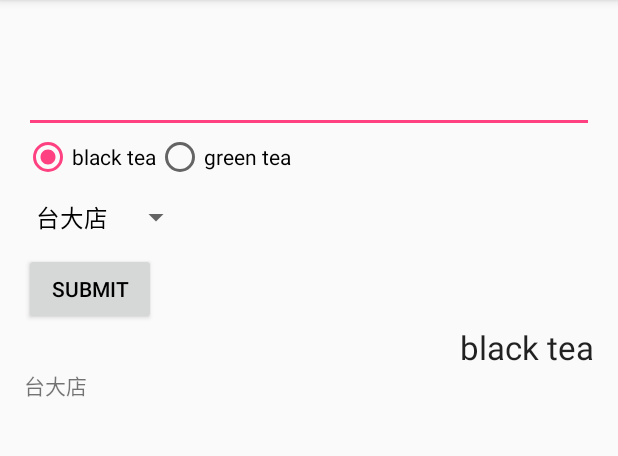
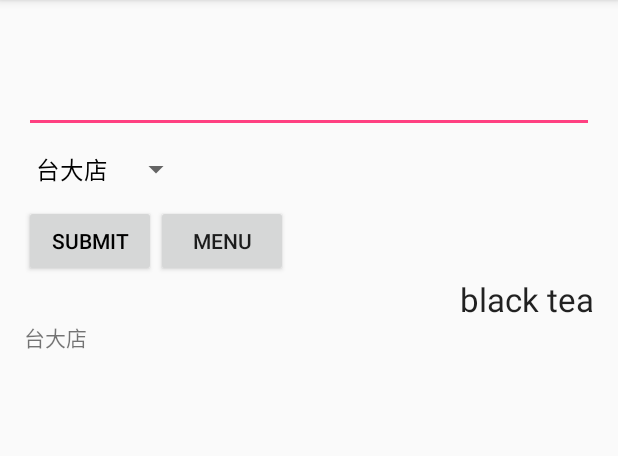
Before and after one commit to winlaii/android_270, an Android app: the screen it shows after launch (MainActivity), after a tap on "SUBMIT", on a phone screen of 412 x 824 dp, the part 84-540 px from its top. Run offline under Robolectric (Android 15) with nearby library versions, the phone set to English and light mode, and no system bars.

```diff
--- a/SimpleUI/app/src/main/AndroidManifest.xml
+++ b/SimpleUI/app/src/main/AndroidManifest.xml
@@ -15,6 +15,7 @@
                 <category android:name="android.intent.category.LAUNCHER" />
             </intent-filter>
         </activity>
+        <activity android:name=".DrinkMenuActivity"></activity>
     </application>
 
 </manifest>
--- a/SimpleUI/app/src/main/java/com/example/user/simpleui/MainActivity.java
+++ b/SimpleUI/app/src/main/java/com/example/user/simpleui/MainActivity.java
@@ -1,7 +1,9 @@
 package com.example.user.simpleui;
 
+import android.content.Intent;
 import android.support.v7.app.AppCompatActivity;
 import android.os.Bundle;
+import android.util.Log;
 import android.view.KeyEvent;
 import android.view.View;
 import android.widget.ArrayAdapter;
@@ -58,6 +60,8 @@ public class MainActivity extends AppCompatActivity {
         });
         setupListView();
         setupSpinner();
+
+        Log.d("Debug", "MainActivity OnCreate");
     }
 
     public void setupListView()
@@ -83,7 +87,52 @@ public class MainActivity extends AppCompatActivity {
         order.drinkName = selectedTea;
         order.storeInfo = (String)spinner.getSelectedItem();
 
+        orders.add(order);
         setupListView();
-        orders.add(order);
+        editText.setText("");
+    }
+
+    public void goToMenu (View view)
+    {
+        Intent intent = new Intent();
+        intent.setClass(this, DrinkMenuActivity.class);
+        startActivity(intent);
+    }
+
+
+    @Override
+    protected void onStart() {
+        super.onStart();
+        Log.d("Debug", "MainActivity OnStart");
+    }
+
+    @Override
+    protected void onResume() {
+        super.onResume();
+        Log.d("Debug", "MainActivity OnResume");
+    }
+
+    @Override
+    protected void onPause() {
+        super.onPause();
+        Log.d("Debug", "MainActivity OnPause");
+    }
+
+    @Override
+    protected void onStop() {
+        super.onStop();
+        Log.d("Debug", "MainActivity OnStop");
+    }
+
+    @Override
+    public void onDestroy(){
+        super.onDestroy();
+        Log.d("Debug", "MainActivity onDestroy");
+    }
+
+    @Override
+    public void onRestart(){
+        super.onRestart();
+        Log.d("Debug", "MainActivity onRestart");
     }
 }
--- a/SimpleUI/app/src/main/res/layout/activity_main.xml
+++ b/SimpleUI/app/src/main/res/layout/activity_main.xml
@@ -43,7 +43,8 @@
         android:layout_alignParentStart="true"
         android:orientation="horizontal"
         android:id="@+id/radioGroup"
-        android:layout_below="@+id/editText">
+        android:layout_below="@+id/editText"
+        android:visibility="gone">
 
         <RadioButton
             android:layout_width="wrap_content"
@@ -76,4 +77,14 @@
         android:layout_alignParentLeft="true"
         android:layout_alignParentStart="true" />
 
+    <Button
+        android:layout_width="wrap_content"
+        android:layout_height="wrap_content"
+        android:text="Menu"
+        android:id="@+id/menuButton"
+        android:layout_above="@+id/listView"
+        android:layout_toRightOf="@+id/button"
+        android:layout_toEndOf="@+id/button"
+        android:onClick="goToMenu" />
+
 </RelativeLayout>
```
Also changed, not shown: SimpleUI/app/src/main/java/com/example/user/simpleui/DrinkMenuActivity.java (added, +13 -0 lines), SimpleUI/app/src/main/res/layout/activity_drink_menu.xml (added, +12 -0 lines).
